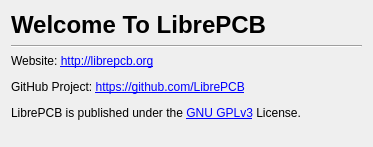
Before: the Qt Designer form apps/librepcb/firstrunwizard/firstrunwizardpage_welcome.ui in LibrePCB/LibrePCB, drawn with Qt 5.
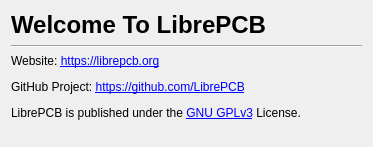
After: the same form once the commit is applied.

Commit message:
Update URL to website (http -> https)
Our website now supports TLS, so all URLs should be changed from
http://librepcb.org to https://librepcb.org.

What changed in the file:
```diff
--- a/apps/librepcb/firstrunwizard/firstrunwizardpage_welcome.ui
+++ b/apps/librepcb/firstrunwizard/firstrunwizardpage_welcome.ui
@@ -40,7 +40,7 @@
    <item>
     <widget class="QLabel" name="label_2">
      <property name="text">
-      <string>&lt;html&gt;&lt;head/&gt;&lt;body&gt;&lt;p&gt;Website: &lt;a href=&quot;http://librepcb.org&quot;&gt;&lt;span style=&quot; text-decoration: underline; color:#0000ff;&quot;&gt;http://librepcb.org&lt;/span&gt;&lt;/a&gt;&lt;/p&gt;&lt;p&gt;GitHub Project: &lt;a href=&quot;https://github.com/LibrePCB&quot;&gt;&lt;span style=&quot; text-decoration: underline; color:#0000ff;&quot;&gt;https://github.com/LibrePCB&lt;/span&gt;&lt;/a&gt;&lt;/p&gt;&lt;p&gt;LibrePCB is published under the &lt;a href=&quot;http://www.gnu.org/licenses/gpl-3.0.html&quot;&gt;&lt;span style=&quot; text-decoration: underline; color:#0000ff;&quot;&gt;GNU GPLv3&lt;/span&gt;&lt;/a&gt; License.&lt;/p&gt;&lt;/body&gt;&lt;/html&gt;</string>
+      <string>&lt;html&gt;&lt;head/&gt;&lt;body&gt;&lt;p&gt;Website: &lt;a href=&quot;https://librepcb.org&quot;&gt;&lt;span style=&quot; text-decoration: underline; color:#0000ff;&quot;&gt;https://librepcb.org&lt;/span&gt;&lt;/a&gt;&lt;/p&gt;&lt;p&gt;GitHub Project: &lt;a href=&quot;https://github.com/LibrePCB&quot;&gt;&lt;span style=&quot; text-decoration: underline; color:#0000ff;&quot;&gt;https://github.com/LibrePCB&lt;/span&gt;&lt;/a&gt;&lt;/p&gt;&lt;p&gt;LibrePCB is published under the &lt;a href=&quot;http://www.gnu.org/licenses/gpl-3.0.html&quot;&gt;&lt;span style=&quot; text-decoration: underline; color:#0000ff;&quot;&gt;GNU GPLv3&lt;/span&gt;&lt;/a&gt; License.&lt;/p&gt;&lt;/body&gt;&lt;/html&gt;</string>
      </property>
      <property name="alignment">
       <set>Qt::AlignLeading|Qt::AlignLeft|Qt::AlignTop</set>
```
The commit also changes 900 other files.
